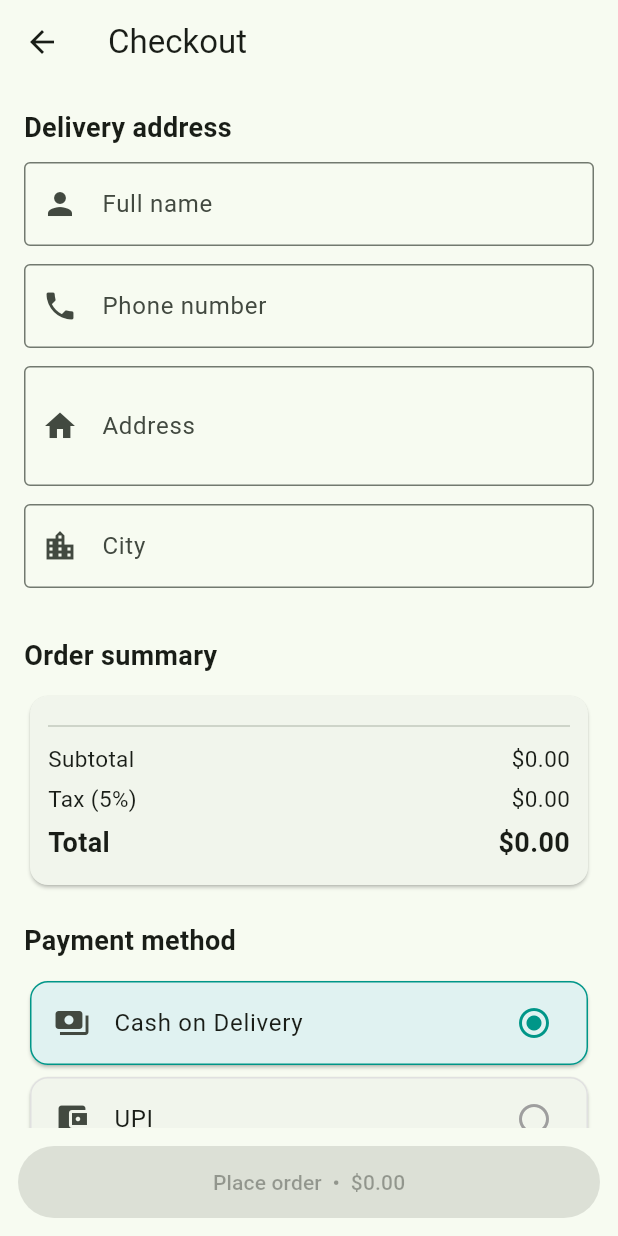
After one commit to Dharmik2005-Godalka/CPMAD, a Flutter app: the CheckoutScreen screen opened directly, on a phone screen of 412 x 824 dp. The commit adds this screen. Run offline on Flutter 3.47's test engine with Material 3 defaults, Android fonts, the phone set to English and light mode, and no system bars; our stand-ins replace cloud_firestore, device_info_plus, firebase_auth, firebase_core, geolocator, get and 5 more; missing offline and left inert: expense_app; accounts and stored records are empty; network calls fail.

Commit message:
Added 2-3 more section: a wishlist functionality using the same state-management solution. a checkout screen containing address, order summary and payment-method selection

```diff
--- a/Experiments/shopping_cart_app/lib/main.dart
+++ b/Experiments/shopping_cart_app/lib/main.dart
@@ -4,6 +4,7 @@ import 'package:provider/provider.dart';
 import 'providers/cart_provider.dart';
 import 'providers/product_provider.dart';
 import 'screens/product_list_screen.dart';
+import 'providers/wishlist_provider.dart';
 
 void main()
 {
@@ -15,6 +16,7 @@ void main()
           create: (_) => ProductProvider()..fetchProducts(),
         ),
         ChangeNotifierProvider(create: (_) => CartProvider()),
+        ChangeNotifierProvider(create: (_) => WishlistProvider()),
       ],
       child: const MyApp(),
     ),
--- /dev/null
+++ b/Experiments/shopping_cart_app/lib/screens/checkout_screen.dart
@@ -0,0 +1,286 @@
+import 'package:flutter/material.dart';
+import 'package:flutter/services.dart';
+import 'package:provider/provider.dart';
+import '../providers/cart_provider.dart';
+import '../utils/format.dart';
+
+class CheckoutScreen extends StatefulWidget
+{
+  const CheckoutScreen({super.key});
+
+  @override
+  State<CheckoutScreen> createState() => _CheckoutScreenState();
+}
+
+class _CheckoutScreenState extends State<CheckoutScreen>
+{
+  final _formKey = GlobalKey<FormState>();
+  final _nameController = TextEditingController();
+  final _phoneController = TextEditingController();
+  final _addressController = TextEditingController();
+  final _cityController = TextEditingController();
+
+  final Map<String, IconData> _paymentMethods = const
+  {
+    'Cash on Delivery': Icons.payments,
+    'UPI': Icons.account_balance_wallet,
+    'Credit / Debit Card': Icons.credit_card,
+  };
+  String _payment = 'Cash on Delivery';
+
+  @override
+  void dispose()
+  {
+    _nameController.dispose();
+    _phoneController.dispose();
+    _addressController.dispose();
+    _cityController.dispose();
+    super.dispose();
+  }
+
+  Future<void> _placeOrder() async
+  {
+    if (!_formKey.currentState!.validate()) return;
+
+    final cart = context.read<CartProvider>();
+    final total = cart.total;
+    final itemCount = cart.totalQuantity;
+
+    await showDialog(
+      context: context,
+      barrierDismissible: false,
+      builder: (ctx) => AlertDialog(
+        icon: const Icon(Icons.check_circle, color: Colors.green, size: 56),
+        title: const Text('Order placed!'),
+        content: Text(
+          'Thank you, ${_nameController.text.trim()}.\n'
+          '$itemCount items  •  ${formatPrice(total)}\n'
+          'Payment: $_payment',
+          textAlign: TextAlign.center,
+        ),
+        actions: [
+          TextButton(
+            onPressed: () => Navigator.pop(ctx),
+            child: const Text('OK'),
+          ),
+        ],
+      ),
+    );
+
+    if (!mounted) return;
+    cart.clear();
+    // Go back to the product list
+    Navigator.popUntil(context, (route) => route.isFirst);
+  }
+
+  @override
+  Widget build(BuildContext context)
+  {
+    final cart = context.watch<CartProvider>();
+
+    return Scaffold(
+      appBar: AppBar(title: const Text('Checkout')),
+      body: ListView(
+        padding: const EdgeInsets.all(16),
+        children: [
+          buildTitle('Delivery address'),
+          buildAddressForm(),
+          const SizedBox(height: 20),
+          buildTitle('Order summary'),
+          buildOrderSummary(cart),
+          const SizedBox(height: 20),
+          buildTitle('Payment method'),
+          buildPaymentOptions(),
+        ],
+      ),
+      bottomNavigationBar: SafeArea(
+        child: Padding(
+          padding: const EdgeInsets.all(12),
+          child: SizedBox(
+            height: 48,
+            child: ElevatedButton(
+              onPressed: cart.isEmpty ? null : _placeOrder,
+              child: Text('Place order  •  ${formatPrice(cart.total)}'),
+            ),
+          ),
+        ),
+      ),
+    );
+  }
+
+  Widget buildTitle(String text)
+  {
+    return Padding(
+      padding: const EdgeInsets.only(bottom: 10),
+      child: Text(
+        text,
+        style: const TextStyle(fontSize: 18, fontWeight: FontWeight.bold),
+      ),
+    );
+  }
+
+  // Address
+  Widget buildAddressForm()
+  {
+    return Form(
+      key: _formKey,
+      child: Column(
+        children: [
+
+          buildField(
+            controller: _nameController,
+            label: 'Full name',
+            icon: Icons.person,
+            validator: (v) =>
+                (v == null || v.trim().isEmpty) ? 'Enter your name' : null,
+          ),
+
+          buildField(
+            controller: _phoneController,
+            label: 'Phone number',
+            icon: Icons.phone,
+            keyboardType: TextInputType.phone,
+            formatters: [
+              FilteringTextInputFormatter.digitsOnly,
+              LengthLimitingTextInputFormatter(10),
+            ],
+            validator: (v) => (v == null || v.length != 10)
+                ? 'Enter a valid 10-digit phone number'
+                : null,
+          ),
+
+          buildField(
+            controller: _addressController,
+            label: 'Address',
+            icon: Icons.home,
+            maxLines: 2,
+            validator: (v) =>
+                (v == null || v.trim().isEmpty) ? 'Enter your address' : null,
+          ),
+
+          buildField(
+            controller: _cityController,
+            label: 'City',
+            icon: Icons.location_city,
+            validator: (v) =>
+                (v == null || v.trim().isEmpty) ? 'Enter your city' : null,
+          ),
+        ],
+      ),
+    );
+  }
+
+  Widget buildField({
+    required TextEditingController controller,
+    required String label,
+    required IconData icon,
+    required String? Function(String?) validator,
+    TextInputType? keyboardType,
+    List<TextInputFormatter>? formatters,
+    int maxLines = 1,
+  })
+  {
+    return Padding(
+      padding: const EdgeInsets.only(bottom: 12),
+      child: TextFormField(
+        controller: controller,
+        keyboardType: keyboardType,
+        inputFormatters: formatters,
+        maxLines: maxLines,
+        validator: validator,
+        decoration: InputDecoration(
+          labelText: label,
+          prefixIcon: Icon(icon),
+          border: const OutlineInputBorder(),
+        ),
+      ),
+    );
+  }
+
+  // Order
+  Widget buildOrderSummary(CartProvider cart)
+  {
+    final taxPercent = (CartProvider.taxRate * 100).toInt();
+
+    return Card(
+      child: Padding(
+        padding: const EdgeInsets.all(12),
+        child: Column(
+          children: [
+            ...cart.items.map(
+              (item) => Padding(
+                padding: const EdgeInsets.symmetric(vertical: 3),
+                child: Row(
+                  children: [
+                    Expanded(
+                      child: Text(
+                        '${item.product.title} × ${item.quantity}',
+                        maxLines: 1,
+                        overflow: TextOverflow.ellipsis,
+                      ),
+                    ),
+                    const SizedBox(width: 8),
+                    Text(formatPrice(item.subtotal)),
+                  ],
+                ),
+              ),
+            ),
+            const Divider(),
+            buildRow('Subtotal', formatPrice(cart.subtotal)),
+            buildRow('Tax ($taxPercent%)', formatPrice(cart.tax)),
+            buildRow('Total', formatPrice(cart.total), bold: true),
+          ],
+        ),
+      ),
+    );
+  }
+
+  Widget buildRow(String label, String value, {bool bold = false})
+  {
+    final style = TextStyle(
+      fontSize: bold ? 18 : 15,
+      fontWeight: bold ? FontWeight.bold : FontWeight.normal,
+    );
+
+    return Padding(
+      padding: const EdgeInsets.symmetric(vertical: 3),
+      child: Row(
+        mainAxisAlignment: MainAxisAlignment.spaceBetween,
+        children: [
+          Text(label, style: style),
+          Text(value, style: style),
+        ],
+      ),
+    );
+  }
+
+  // Payment
+  Widget buildPaymentOptions()
+  {
+    return Column(
+      children: _paymentMethods.entries.map((entry)
+      {
+        final selected = _payment == entry.key;
+
+        return Card(
+          color: selected ? Colors.teal.shade50 : null,
+          shape: RoundedRectangleBorder(
+            borderRadius: BorderRadius.circular(12),
+            side: BorderSide(
+              color: selected ? Colors.teal : Colors.grey.shade300,
+            ),
+          ),
+          child: ListTile(
+            leading: Icon(entry.value),
+            title: Text(entry.key),
+            trailing: Icon(
+              selected ? Icons.radio_button_checked : Icons.radio_button_off,
+              color: selected ? Colors.teal : Colors.grey,
+            ),
+            onTap: () => setState(() => _payment = entry.key),
+          ),
+        );
+      }).toList(),
+    );
+  }
+}
```
Also changed, not shown: Experiments/shopping_cart_app/lib/providers/wishlist_provider.dart (added, +25 -0 lines), Experiments/shopping_cart_app/lib/screens/cart_screen.dart (+19 -2 lines), Experiments/shopping_cart_app/lib/screens/product_list_screen.dart (+20 -0 lines), Experiments/shopping_cart_app/lib/screens/wishlist_screen.dart (added, +45 -0 lines), Experiments/shopping_cart_app/lib/widgets/product_card.dart (+34 -1 lines).
